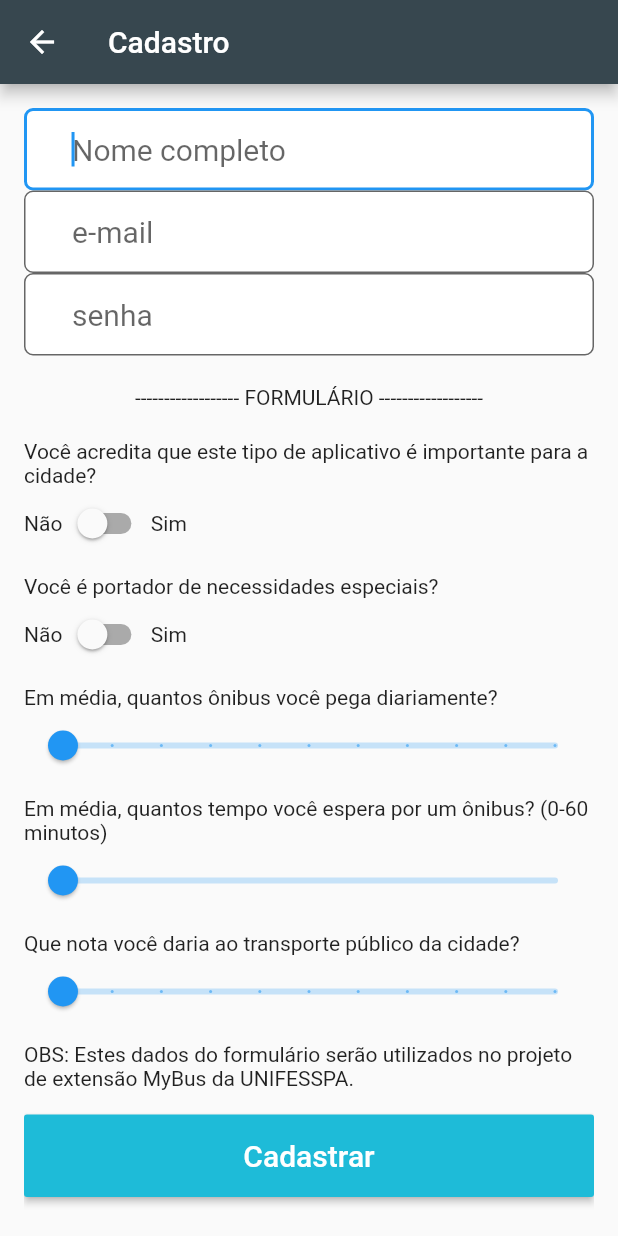
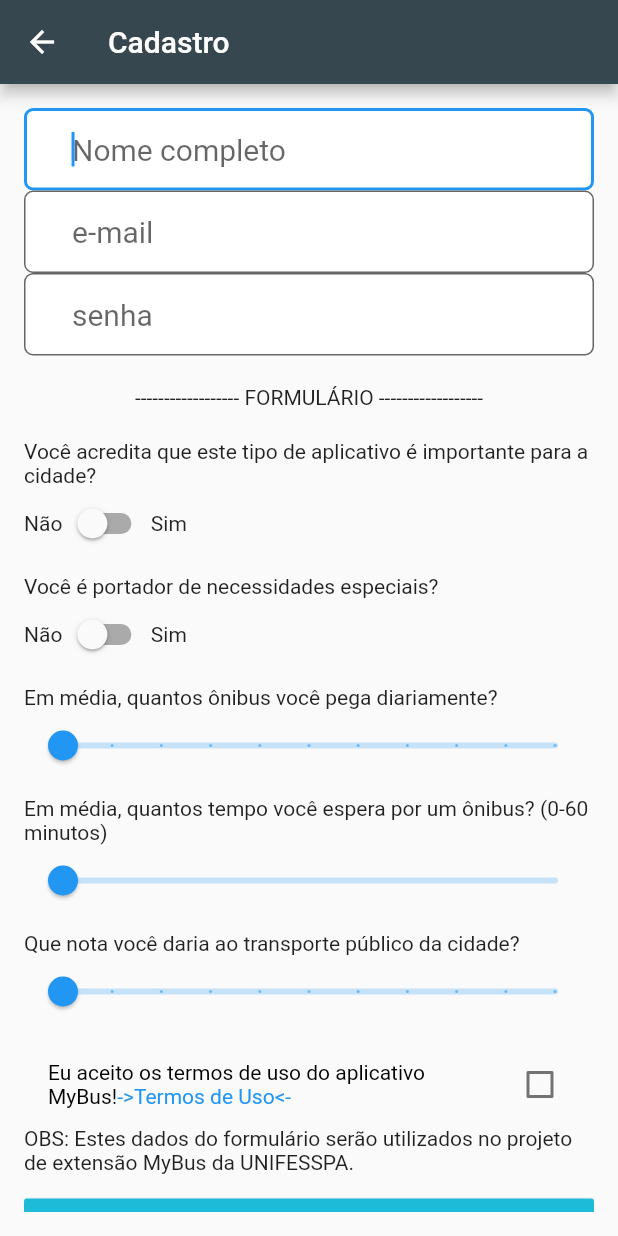
Before and after one commit to Segatti/MyBus, a Flutter app: the Cadastro screen opened by its route, on a phone screen of 412 x 824 dp. Run offline on Flutter 3.47's test engine with Material 2 defaults, Android fonts, the phone set to English and light mode, and no system bars; our stand-ins replace cloud_firestore, firebase_auth, flutter_rating_bar, geolocator; missing offline and left inert: flutter_mapbox_navigation, mapbox_gl; accounts and stored records are empty.

Commit message:
Add termo de uso e restrinção para deletar ponto de ônibus
Com isso termina todos os pontos idealizados no projeto até agr, sobrando espaço para otimização de código e criar um sistema para engajamento da comunidade!

```diff
--- a/lib/telas/Cadastro.dart
+++ b/lib/telas/Cadastro.dart
@@ -1,7 +1,9 @@
+import 'package:flutter/gestures.dart';
 import 'package:flutter/material.dart';
 import 'package:mybus/model/Usuario.dart';
 import 'package:firebase_auth/firebase_auth.dart';
 import 'package:cloud_firestore/cloud_firestore.dart';
+import 'package:url_launcher/url_launcher.dart';
 
 class Cadastro extends StatefulWidget {
   @override
@@ -20,6 +22,7 @@ class _CadastroState extends State<Cadastro> {
   double _timeOnibus = 0.0;
   double _notaOnibus = 0.0;
   String _mensagemErro = "";
+  bool _termo = false;
 
   _validarCampos(){
 
@@ -32,6 +35,7 @@ class _CadastroState extends State<Cadastro> {
     String notaBus = _notaOnibus.floor().toString();
 
     //validar campos
+    if(_termo){
       if( nome.trim().isNotEmpty ){
 
         if( email.trim().isNotEmpty && email.contains("@") ){
@@ -74,6 +78,11 @@ class _CadastroState extends State<Cadastro> {
       }else{
         setState(() {
           _mensagemErro = "Preencha o Nome";
+        });
+      }
+    }else{
+      setState(() {
+        _mensagemErro = "Você não aceitou os termos de uso!";
       });
     }
 
@@ -309,6 +318,32 @@ class _CadastroState extends State<Cadastro> {
                 ),
                 Padding(
                   padding: EdgeInsets.all(0),
+                  child: CheckboxListTile(
+                    title: RichText(
+                      text: TextSpan(
+                          children: [
+                            TextSpan(
+                              text: "Eu aceito os termos de uso do aplicativo MyBus!",
+                              style: TextStyle(color: Colors.black),
+                            ),
+                            TextSpan(
+                                text: "->Termos de Uso<-",
+                                style: TextStyle(color: Colors.blue),
+                                recognizer: TapGestureRecognizer()..onTap = (){launch('https://drive.google.com/file/d/1kut6uERfxY5gxlCoN5iYUiFNmjwkhZEX/view');}
+                            ),
+                          ]
+                      ),
+                    ),
+                    value: _termo,
+                    onChanged: (valor){
+                      setState(() {
+                        _termo = valor;
+                      });
+                    },
+                  ),
+                ),
+                Padding(
+                  padding: EdgeInsets.all(0),
                   child: Text(
                     "OBS: Estes dados do formulário serão utilizados no projeto de extensão MyBus da UNIFESSPA.",
                   ),
--- a/pubspec.yaml
+++ b/pubspec.yaml
@@ -34,6 +34,7 @@ dependencies:
   flutter_launcher_icons: ^0.7.5
   flutter_isolate: ^1.0.0+13
   flutter_startup: ^0.0.2
+  url_launcher: ^5.7.10
 
 flutter_icons:
   android: "launcher_icon"
```
Also changed, not shown: lib/telas/Mapa.dart (+36 -1 lines), pubspec.lock. Lines whose indentation alone changed are shown as unchanged.
